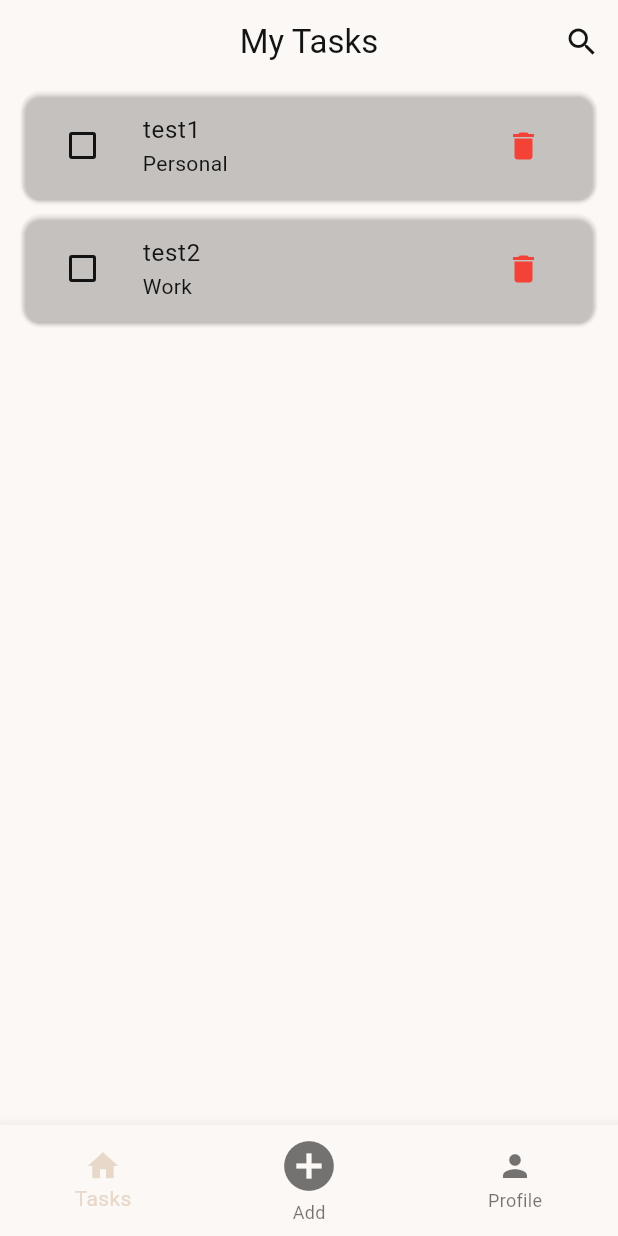
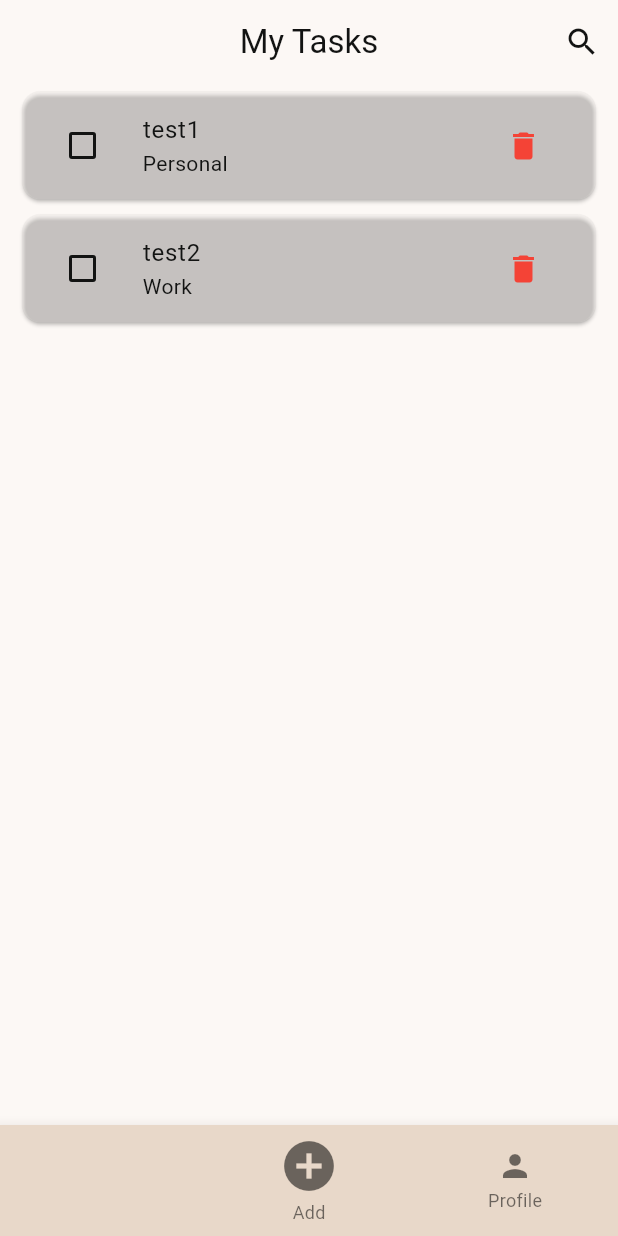
Before and after one commit to PufferFish5/zombe-peremirie, a Flutter app: the screen it shows after launch, on a phone screen of 412 x 824 dp. Run offline on Flutter 3.47's test engine with Material 3 defaults, Android fonts, the phone set to English and light mode, and no system bars.

```diff
--- a/flut_proj/flop3/lib/screens/task_detail_screen.dart
+++ b/flut_proj/flop3/lib/screens/task_detail_screen.dart
@@ -4,6 +4,7 @@ class DetailScreen extends StatelessWidget {
 @override
   Widget build(BuildContext context) {
     return Scaffold(
+
       appBar: AppBar(
         leading: IconButton(
           icon: const Icon(Icons.arrow_back),
--- a/flut_proj/flop3/lib/screens/task_list_screen.dart
+++ b/flut_proj/flop3/lib/screens/task_list_screen.dart
@@ -124,6 +124,7 @@ class _ListScreenState extends State<ListScreen> {
             label: 'Profile',
           ),
         ],
+        backgroundColor: Theme.of(context).colorScheme.primary,
       ),
     );
   }
```
